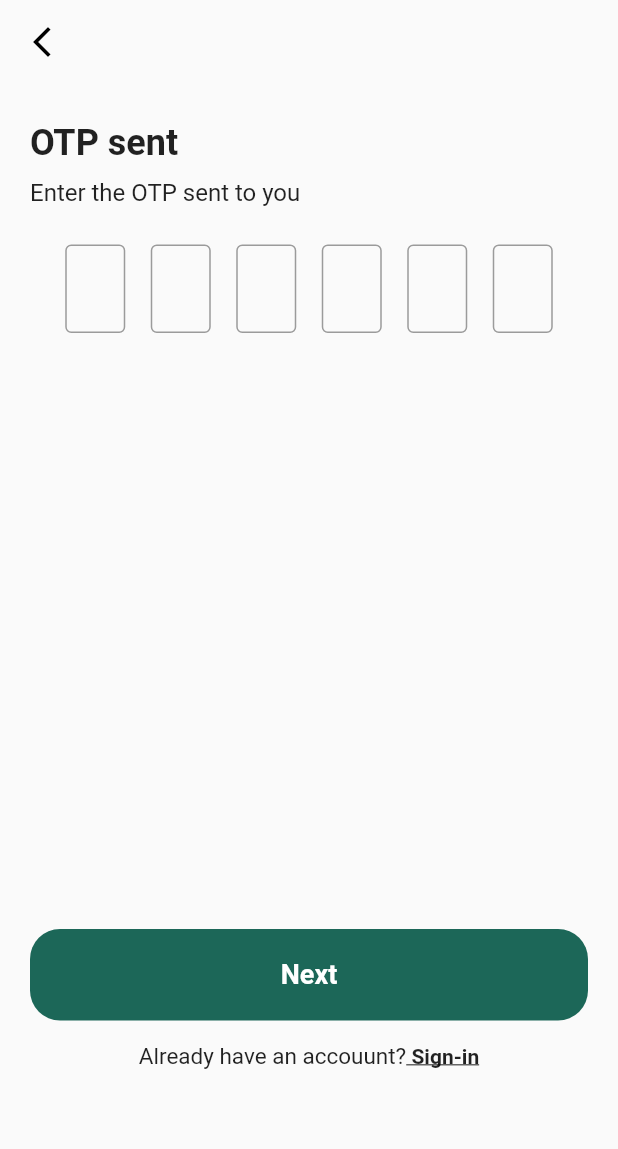
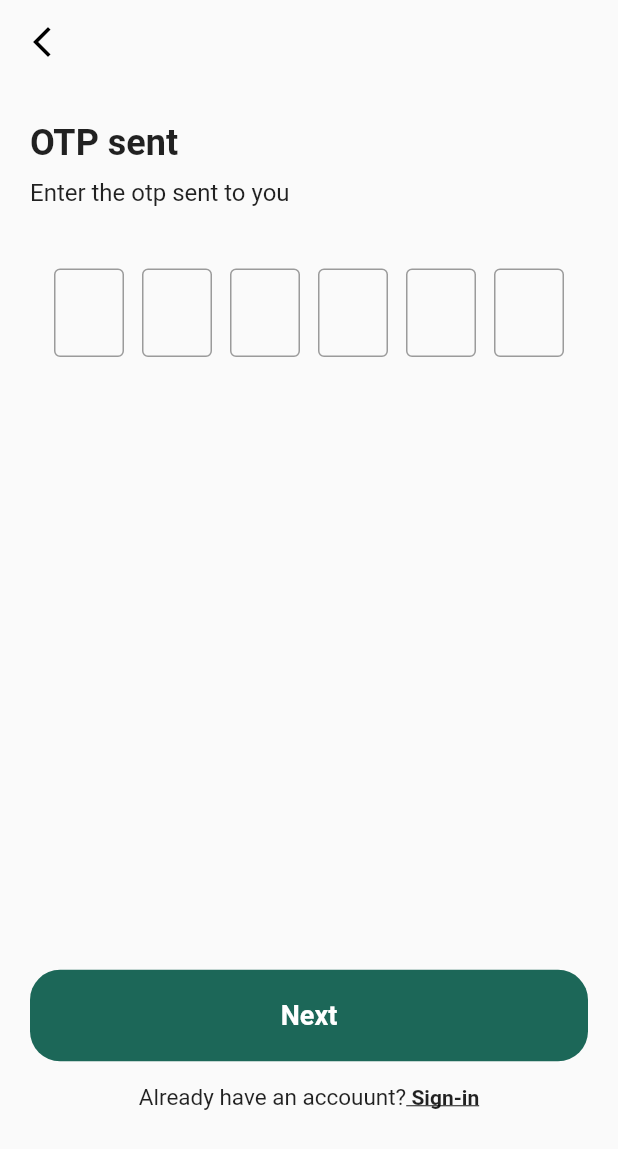
Before and after one commit to Appium-Labs/Social-app, a Flutter app: the OTPScreen screen opened directly, on a phone screen of 412 x 824 dp. Shown: the top 1149 px of the screen. Run offline on Flutter 3.47's test engine with Material 2 defaults, Android fonts, the phone set to English and light mode, and no system bars; our stand-ins replace cloud_firestore, firebase_auth, firebase_core, firebase_storage, flutter_svg, get and 3 more; accounts and stored records are empty.

Commit message:
improvements in phone login

```diff
--- /dev/null
+++ b/lib/Views/AuthenticationScreen/OTPScreen.dart
@@ -0,0 +1,127 @@
+import 'package:flutter/material.dart';
+import 'package:flutter/services.dart';
+import 'package:get/get.dart';
+import 'package:social_app/Services/AuthenticationService.dart';
+
+import '../shared/ColoredButton.dart';
+
+class OTPScreen extends StatelessWidget {
+  const OTPScreen({super.key});
+
+  @override
+  Widget build(BuildContext context) {
+    AuthController controller = Get.find();
+    return Scaffold(
+      appBar: AppBar(
+        leading: IconButton(
+            onPressed: () => Get.back(),
+            icon: const Icon(
+              Icons.arrow_back_ios_new,
+              color: Colors.black,
+            )),
+        backgroundColor: Colors.transparent,
+        elevation: 0,
+      ),
+      body: SingleChildScrollView(
+        child: Column(
+          crossAxisAlignment: CrossAxisAlignment.start,
+          children: [
+            const SizedBox(
+              height: 20,
+            ),
+            Container(
+              margin: const EdgeInsets.symmetric(horizontal: 20, vertical: 5),
+              child: const Text(
+                "OTP sent",
+                style: TextStyle(fontSize: 24, fontWeight: FontWeight.bold),
+              ),
+            ),
+            Container(
+              margin: const EdgeInsets.symmetric(horizontal: 20, vertical: 5),
+              child: const Text(
+                "Enter the otp sent to you",
+                style: TextStyle(fontSize: 16),
+              ),
+            ),
+            Container(
+              margin: EdgeInsets.all(30),
+              child: Form(
+                child: Row(
+                    mainAxisAlignment: MainAxisAlignment.spaceBetween,
+                    children: List.generate(
+                      6,
+                      (index) => Expanded(
+                        // height: 68,
+                        // width: 64,
+                        child: Container(
+                          margin: EdgeInsets.all(6),
+                          child: TextField(
+                            controller: controller.otpControllers[index],
+                            onChanged: (value) {
+                              if (value.length == 1 && index < 5) {
+                                FocusScope.of(context).nextFocus();
+                              } else if (value.isEmpty && index > 0) {
+                                FocusScope.of(context).previousFocus();
+                              }
+                            },
+                            decoration: const InputDecoration(
+                              counterText: '',
+                              border: OutlineInputBorder(),
+                            ),
+                            keyboardType: TextInputType.number,
+                            textAlign: TextAlign.center,
+                            inputFormatters: [
+                              LengthLimitingTextInputFormatter(1),
+                              FilteringTextInputFormatter.digitsOnly
+                            ],
+                          ),
+                        ),
+                      ),
+                    )),
+              ),
+            ),
+            SizedBox(
+              height: MediaQuery.of(context).size.height * 0.44,
+            ),
+            GestureDetector(
+                onTap: () {
+                  String pin = "";
+                  for (int i = 0; i < 6; i++) {
+                    pin += controller.otpControllers[i].text;
+                  }
+
+                  for (int i = 0; i < 6; i++) {
+                    controller.otpControllers[i].text = "";
+                  }
+                  controller.verifyOTP(pin);
+                },
+                child: const ColoredButton()),
+            const SizedBox(
+              height: 5,
+            ),
+            Row(
+              mainAxisAlignment: MainAxisAlignment.center,
+              children: [
+                const Text(
+                  "Already have an accouunt?",
+                  style: TextStyle(fontSize: 15),
+                ),
+                GestureDetector(
+                  onTap: () {},
+                  child: const Text(
+                    " Sign-in",
+                    style: TextStyle(
+                      fontSize: 14,
+                      fontWeight: FontWeight.bold,
+                      decoration: TextDecoration.underline,
+                    ),
+                  ),
+                ),
+              ],
+            )
+          ],
+        ),
+      ),
+    );
+  }
+}
--- a/lib/Views/LoginScreen/OTPScreen.dart
+++ /dev/null
@@ -1,134 +0,0 @@
-import 'package:flutter/material.dart';
-import 'package:get/get.dart';
-import 'package:get/route_manager.dart';
-import 'package:social_app/Services/AuthenticationService.dart';
-import 'package:social_app/Views/LoginScreen/OTPTextFeild.dart';
-
-import '../shared/ColoredButton.dart';
-
-class OTPScreen extends StatelessWidget {
-  const OTPScreen({super.key});
-
-  @override
-  Widget build(BuildContext context) {
-    AuthController controller = Get.find();
-    final TextEditingController _firstController = TextEditingController();
-    final TextEditingController _secondController = TextEditingController();
-    final TextEditingController _thirdController = TextEditingController();
-    final TextEditingController _fourthController = TextEditingController();
-    final TextEditingController _fifthController = TextEditingController();
-    final TextEditingController _sixthController = TextEditingController();
-    return Scaffold(
-      appBar: AppBar(
-        leading: IconButton(
-            onPressed: () => Get.back(),
-            icon: const Icon(
-              Icons.arrow_back_ios_new,
-              color: Colors.black,
-            )),
-        backgroundColor: Colors.transparent,
-        elevation: 0,
-      ),
-      body: Obx(
-        () => controller.isLoading.value == true
-            ? const Center(
-                child: CircularProgressIndicator(
-                  color: Color(0xff1C6758),
-                ),
-              )
-            : SingleChildScrollView(
-                child: Column(
-                  crossAxisAlignment: CrossAxisAlignment.start,
-                  children: [
-                    const SizedBox(
-                      height: 20,
-                    ),
-                    Container(
-                      margin: const EdgeInsets.symmetric(
-                          horizontal: 20, vertical: 5),
-                      child: const Text(
-                        "OTP sent",
-                        style: TextStyle(
-                            fontSize: 24, fontWeight: FontWeight.bold),
-                      ),
-                    ),
-                    Container(
-                      margin: const EdgeInsets.symmetric(
-                          horizontal: 20, vertical: 5),
-                      child: const Text(
-                        "Enter the OTP sent to you",
-                        style: TextStyle(fontSize: 16),
-                      ),
-                    ),
-                    const SizedBox(
-                      height: 20,
-                    ),
-                    OTPTextFeild(
-                      firstController: _firstController,
-                      secondController: _secondController,
-                      thirdController: _thirdController,
-                      fourthController: _fourthController,
-                      fifthController: _fifthController,
-                      sixthController: _sixthController,
-                    ),
-                    SizedBox(
-                      height: MediaQuery.of(context).size.height * 0.47,
-                    ),
-                    GestureDetector(
-                        onTap: () {
-                          verifyOTP(
-                              controller,
-                              _firstController,
-                              _secondController,
-                              _thirdController,
-                              _fourthController,
-                              _fifthController,
-                              _sixthController);
-                        },
-                        child: const ColoredButton()),
-                    const SizedBox(
-                      height: 5,
-                    ),
-                    Row(
-                      mainAxisAlignment: MainAxisAlignment.center,
-                      children: [
-                        const Text(
-                          "Already have an accouunt?",
-                          style: TextStyle(fontSize: 15),
-                        ),
-                        GestureDetector(
-                          onTap: () {},
-                          child: const Text(
-                            " Sign-in",
-                            style: TextStyle(
-                              fontSize: 14,
-                              fontWeight: FontWeight.bold,
-                              decoration: TextDecoration.underline,
-                            ),
-                          ),
-                        ),
-                      ],
-                    )
-                  ],
-                ),
-              ),
-      ),
-    );
-  }
-
-  void verifyOTP(
-      AuthController controller,
-      TextEditingController _firstController,
-      TextEditingController _secondController,
-      TextEditingController _thirdController,
-      TextEditingController _fourthController,
-      TextEditingController _fifthController,
-      TextEditingController _sixthController) {
-    controller.verifyOTP(_firstController.text +
-        _secondController.text +
-        _thirdController.text +
-        _fourthController.text +
-        _fifthController.text +
-        _sixthController.text);
-  }
-}
--- a/lib/Views/LoginScreen/OTPTextFeild.dart
+++ /dev/null
@@ -1,140 +0,0 @@
-import 'package:flutter/material.dart';
-
-class OTPTextFeild extends StatelessWidget {
-  final TextEditingController firstController;
-  final TextEditingController secondController;
-  final TextEditingController thirdController;
-  final TextEditingController fourthController;
-  final TextEditingController fifthController;
-  final TextEditingController sixthController;
-  const OTPTextFeild(
-      {super.key,
-      required this.firstController,
-      required this.secondController,
-      required this.thirdController,
-      required this.fourthController,
-      required this.fifthController,
-      required this.sixthController});
-
-  @override
-  Widget build(BuildContext context) {
-    return Row(
-      mainAxisAlignment: MainAxisAlignment.center,
-      children: [
-        SizedBox(
-          width: 40,
-          child: TextFormField(
-            controller: firstController,
-            textAlign: TextAlign.center,
-            keyboardType: TextInputType.number,
-            maxLength: 1,
-            decoration: const InputDecoration(
-              counterText: '',
-              border: OutlineInputBorder(),
-            ),
-            onChanged: (value) {
-              if (value.isNotEmpty) {
-                FocusScope.of(context).nextFocus();
-              }
-            },
-          ),
-        ),
-        const SizedBox(width: 17),
-        SizedBox(
-          width: 40,
-          child: TextFormField(
-            controller: secondController,
-            textAlign: TextAlign.center,
-            keyboardType: TextInputType.number,
-            maxLength: 1,
-            decoration: const InputDecoration(
-              counterText: '',
-              border: OutlineInputBorder(),
-            ),
-            onChanged: (value) {
-              if (value.isNotEmpty) {
-                FocusScope.of(context).nextFocus();
-              }
-            },
-          ),
-        ),
-        const SizedBox(width: 17),
-        SizedBox(
-          width: 40,
-          child: TextFormField(
-            controller: thirdController,
-            textAlign: TextAlign.center,
-            keyboardType: TextInputType.number,
-            maxLength: 1,
-            decoration: const InputDecoration(
-              counterText: '',
-              border: OutlineInputBorder(),
-            ),
-            onChanged: (value) {
-              if (value.isNotEmpty) {
-                FocusScope.of(context).nextFocus();
-              }
-            },
-          ),
-        ),
-        const SizedBox(width: 17),
-        SizedBox(
-          width: 40,
-          child: TextFormField(
-            controller: fourthController,
-            textAlign: TextAlign.center,
-            keyboardType: TextInputType.number,
-            maxLength: 1,
-            decoration: const InputDecoration(
-              counterText: '',
-              border: OutlineInputBorder(),
-            ),
-            onChanged: (value) {
-              if (value.isNotEmpty) {
-                FocusScope.of(context).nextFocus();
-              }
-            },
-          ),
-        ),
-        const SizedBox(width: 17),
-        SizedBox(
-          width: 40,
-          child: TextFormField(
-            controller: fifthController,
-            textAlign: TextAlign.center,
-            keyboardType: TextInputType.number,
-            maxLength: 1,
-            decoration: const InputDecoration(
-              counterText: '',
-              border: OutlineInputBorder(),
-            ),
-            onChanged: (value) {
-              if (value.isNotEmpty) {
-                FocusScope.of(context).nextFocus();
-              }
-            },
-          ),
-        ),
-        const SizedBox(width: 17),
-        SizedBox(
-          width: 40,
-          child: TextFormField(
-            controller: sixthController,
-            textAlign: TextAlign.center,
-            keyboardType: TextInputType.number,
-            maxLength: 1,
-            decoration: const InputDecoration(
-              counterText: '',
-              border: OutlineInputBorder(),
-            ),
-            onChanged: (value) {
-              if (value.isNotEmpty) {
-                // FocusScope.of(context).unfocus();
-              }
-            },
-          ),
-        ),
-      ],
-    );
-  }
-}
--- a/lib/Views/WelcomeScreen/WelcomeScreen1.dart
+++ b/lib/Views/WelcomeScreen/WelcomeScreen1.dart
@@ -1,6 +1,6 @@
 import 'package:flutter/material.dart';
 import 'package:get/route_manager.dart';
-import 'package:social_app/Views/LoginScreen/LoginScreen.dart';
+import 'package:social_app/Views/AuthenticationScreen/AuthenticationScreen.dart';
 import 'package:social_app/Views/NavigationScreen.dart';
 import 'package:social_app/Views/WelcomeScreen/WelcomeScreen2.dart';
 import 'package:social_app/Views/shared/ColoredButton.dart';
@@ -29,7 +29,7 @@ class WelcomeScreen1 extends StatelessWidget {
               onTap: () => Get.to(WelcomeScreen2()),
               child: const ColoredButton()),
           InkWell(
-              onTap: () => Get.to(LoginScreen()),
+              onTap: () => Get.to(AuthenticationScreen()),
               child: const TransparentButton())
         ],
       ),
--- a/lib/Views/WelcomeScreen/WelcomeScreen2.dart
+++ b/lib/Views/WelcomeScreen/WelcomeScreen2.dart
@@ -1,6 +1,6 @@
 import 'package:flutter/material.dart';
 import 'package:get/route_manager.dart';
-import 'package:social_app/Views/LoginScreen/LoginScreen.dart';
+import 'package:social_app/Views/AuthenticationScreen/AuthenticationScreen.dart';
 import 'package:social_app/Views/WelcomeScreen/WelcomeScreen3.dart';
 
 import '../NavigationScreen.dart';
@@ -30,7 +30,7 @@ class WelcomeScreen2 extends StatelessWidget {
               onTap: () => Get.to(WelcomeScreen3()),
               child: const ColoredButton()),
           InkWell(
-              onTap: () => Get.to(LoginScreen()),
+              onTap: () => Get.to(AuthenticationScreen()),
               child: const TransparentButton())
         ],
       ),
```
Also changed, not shown: lib/Services/AuthenticationService.dart (+20 -6 lines), lib/Views/AuthenticationScreen/AuthenticationScreen.dart (added, +124 -0 lines), lib/Views/LoginScreen/LoginScreen.dart (deleted, +0 -117 lines), lib/Views/NewUserScreen/NewUserScreen.dart (+14 -16 lines), lib/Views/NewUserScreen/PasswordSelector.dart (+12 -12 lines), lib/Views/WelcomeScreen/WelcomeScreen3.dart (+4 -3 lines), lib/main.dart (+5 -2 lines).
